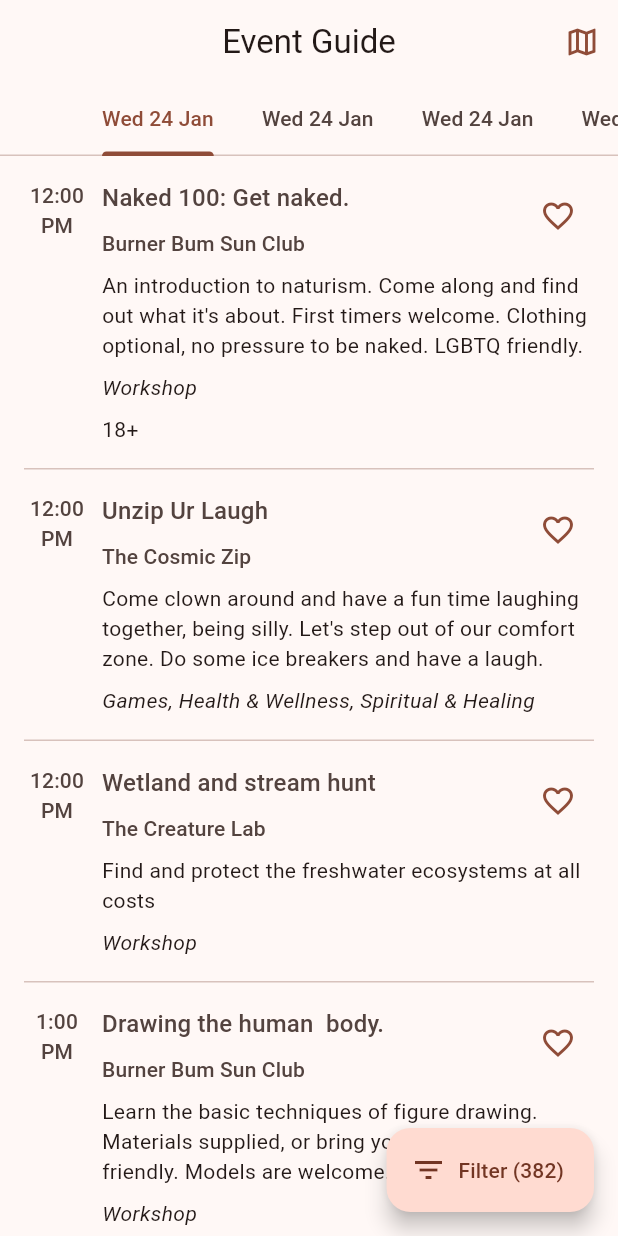
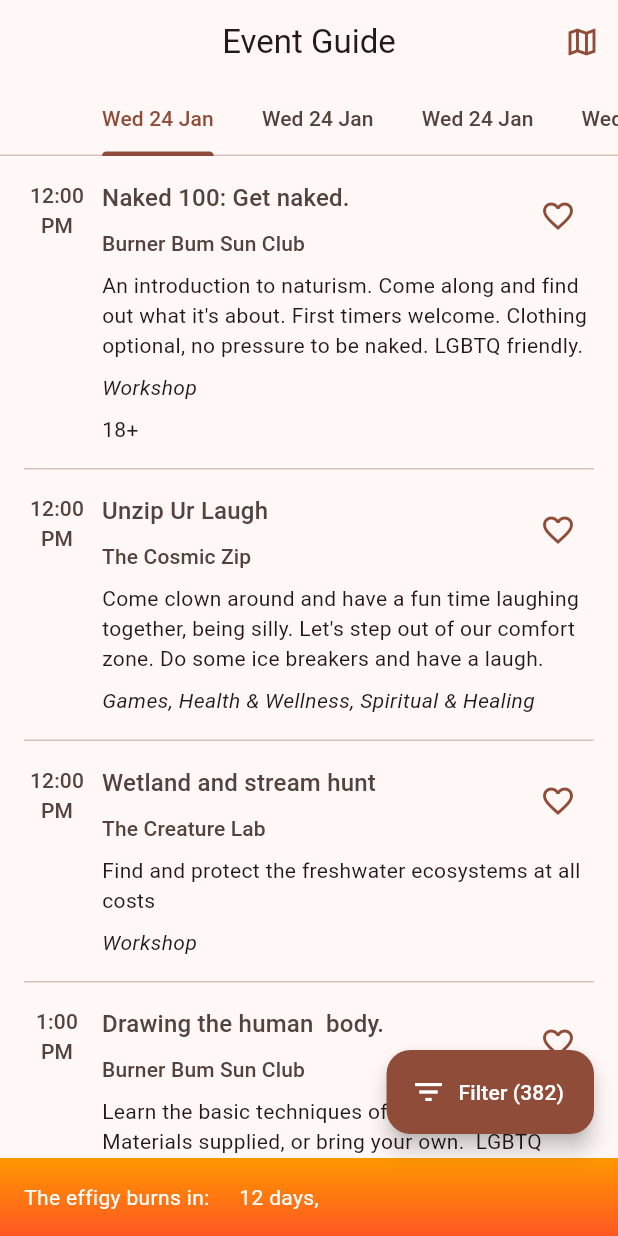
Before and after one commit to MikeyStewart/catalyst-flutter, a Flutter app: the screen it shows after launch, on a phone screen of 412 x 824 dp. Run offline on Flutter 3.47's test engine with Material 3 defaults, Android fonts, the phone set to English and light mode, and no system bars; drawn by our look-alikes of animated_text_kit; our stand-ins replace carousel_slider, share_plus, sqflite, text_scroll; missing offline and left inert: add_2_calendar; accounts and stored records are empty; statements that could not run were skipped.

Commit message:
small ui tweaks

```diff
--- a/lib/components/countdown.dart
+++ b/lib/components/countdown.dart
@@ -1,3 +1,4 @@
+import 'package:animated_text_kit/animated_text_kit.dart';
 import 'package:flutter/material.dart';
 import 'dart:async';
 
@@ -41,26 +42,75 @@ class _CountDownState extends State<CountDown> {
             end: Alignment.bottomCenter,
             colors: <Color>[Colors.orange, Colors.deepOrange]),
       ),
-      child: Padding(
-        padding: const EdgeInsets.symmetric(horizontal: 16.0),
-        child: Align(
-          alignment: Alignment.centerLeft,
-          child: Text(
-            'The effigy burns in: ' +
-                '\n'+
-                countdownDuration.inDays.toString() +
-                ' days, ' +
-                countdownDuration.inHours.remainder(24).toString() +
-                ' hours, ' +
+      child: Row(
+        children: [
+          Padding(
+            padding: const EdgeInsets.all(16.0),
+            child: Text(
+              'The effigy burns in: ',
+              style: TextStyle(color: Colors.white),
+            ),
+          ),
+          AnimatedTextKit(
+            repeatForever: true,
+            animatedTexts: [
+              RotateAnimatedText(
+                countdownDuration.inDays.toString() + ' days, ',
+                textStyle: TextStyle(color: Colors.white),
+              ),
+              RotateAnimatedText(
+                countdownDuration.inHours.remainder(24).toString() + ' hours, ',
+                textStyle: TextStyle(color: Colors.white),
+              ),
+              RotateAnimatedText(
                 countdownDuration.inMinutes.remainder(60).toString() +
-                ' minutes, ' +
+                    ' minutes, ',
+                textStyle: TextStyle(color: Colors.white),
+              ),
+              RotateAnimatedText(
                 countdownDuration.inSeconds.remainder(60).toString() +
-                ' seconds.',
-            style: TextStyle(color: Colors.white),
+                    ' seconds.',
+                textStyle: TextStyle(color: Colors.white),
+              ),
+            ],
           ),
-        ),
+        ],
       ),
     );
+
+    // @override
+    // Widget build(BuildContext context) {
+    //   return Container(
+    //     decoration: const BoxDecoration(
+    //       gradient: LinearGradient(
+    //           begin: Alignment.topCenter,
+    //           end: Alignment.bottomCenter,
+    //           colors: <Color>[Colors.orange, Colors.deepOrange]),
+    //     ),
+    //     child: Padding(
+    //       padding: const EdgeInsets.symmetric(horizontal: 16.0),
+    //       child: Align(
+    //         alignment: Alignment.centerLeft,
+    //         child: Text(
+    //           'The effigy burns in: ',
+    //           style: TextStyle(color: Colors.white),
+    //         ),
+    //         child: Text(
+    //           'The effigy burns in: ' +
+    //               '\n'+
+    //               countdownDuration.inDays.toString() +
+    //               ' days, ' +
+    //               countdownDuration.inHours.remainder(24).toString() +
+    //               ' hours, ' +
+    //               countdownDuration.inMinutes.remainder(60).toString() +
+    //               ' minutes, ' +
+    //               countdownDuration.inSeconds.remainder(60).toString() +
+    //               ' seconds.',
+    //           style: TextStyle(color: Colors.white),
+    //         ),
+    //       ),
+    //     ),
+    //   );
   }
 
   @override
--- a/lib/screens/eventlistpage.dart
+++ b/lib/screens/eventlistpage.dart
@@ -1,5 +1,6 @@
 import 'dart:math';
 
+import 'package:catalyst_flutter/components/countdown.dart';
 import 'package:catalyst_flutter/components/eventcard.dart';
 import 'package:catalyst_flutter/components/map.dart';
 import 'package:catalyst_flutter/data/EventProvider.dart';
@@ -89,7 +90,10 @@ class _EventListPageState extends State<EventListPage> {
                       .toString() +
                   ')'),
               icon: Icon(Icons.filter_list),
+              backgroundColor: Theme.of(context).colorScheme.primary,
+              foregroundColor: Theme.of(context).colorScheme.onPrimary,
             ),
+            bottomNavigationBar: CountDown(),
             body: TabBarView(children: <Widget>[
               for (DateTime date in eventProvider.dates)
                 (events
```
Also changed, not shown: lib/screens/eventpage.dart (+11 -3 lines), 1 other file.
